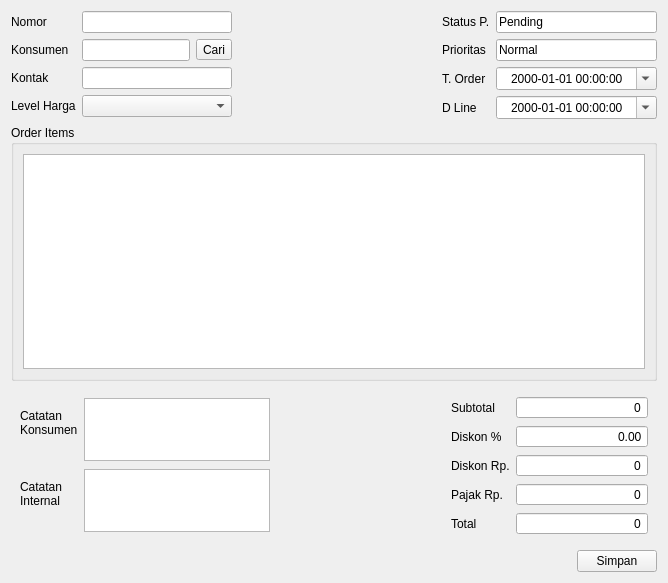
Old version of the form src/dialogs/orderdialog.ui in the repository AyahnaSyahid/LazyMins.
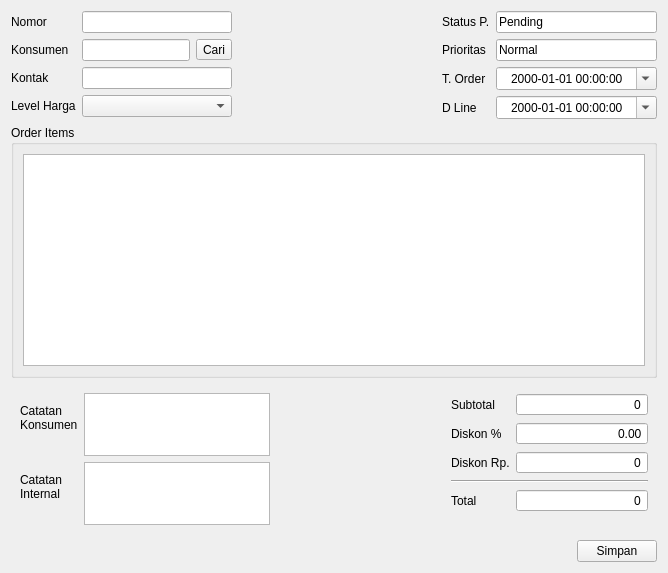
New version of the form. Custom widgets are drawn as their Qt base class.

```diff
--- a/src/dialogs/orderdialog.ui
+++ b/src/dialogs/orderdialog.ui
@@ -7,7 +7,7 @@
     <x>0</x>
     <y>0</y>
     <width>668</width>
-    <height>583</height>
+    <height>573</height>
    </rect>
   </property>
   <property name="windowTitle">
@@ -363,13 +363,6 @@
           </property>
          </widget>
         </item>
-        <item row="3" column="0">
-         <widget class="QLabel" name="pajakRpLabel">
-          <property name="text">
-           <string>Pajak Rp.</string>
-          </property>
-         </widget>
-        </item>
         <item row="4" column="0">
          <widget class="QLabel" name="totalLabel">
           <property name="text">
@@ -396,22 +389,10 @@
           </property>
          </widget>
         </item>
-        <item row="3" column="1">
-         <widget class="QSpinBox" name="pajakRpSpinBox">
-          <property name="alignment">
-           <set>Qt::AlignmentFlag::AlignRight|Qt::AlignmentFlag::AlignTrailing|Qt::AlignmentFlag::AlignVCenter</set>
-          </property>
-          <property name="buttonSymbols">
-           <enum>QAbstractSpinBox::ButtonSymbols::NoButtons</enum>
-          </property>
-          <property name="accelerated">
-           <bool>true</bool>
-          </property>
-          <property name="maximum">
-           <number>9999999</number>
-          </property>
-          <property name="singleStep">
-           <number>1000</number>
+        <item row="3" column="0" colspan="2">
+         <widget class="Line" name="line">
+          <property name="orientation">
+           <enum>Qt::Orientation::Horizontal</enum>
           </property>
          </widget>
         </item>
```
Left out of the diff: 1 changed line with no effect on the pictures.
